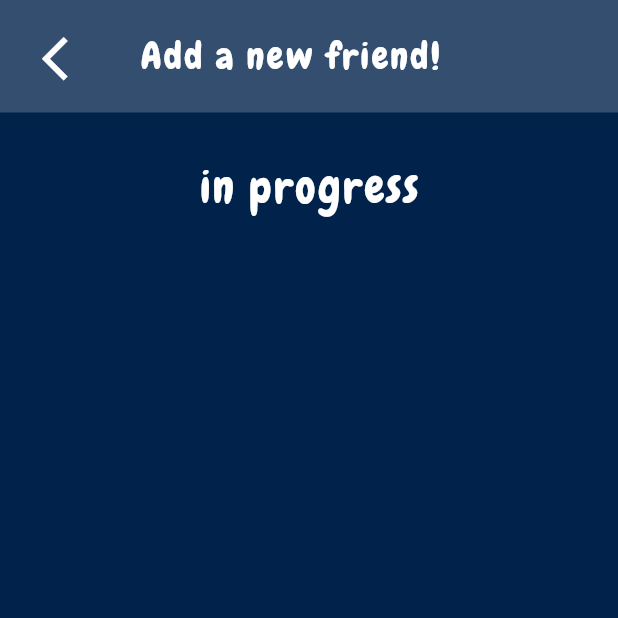
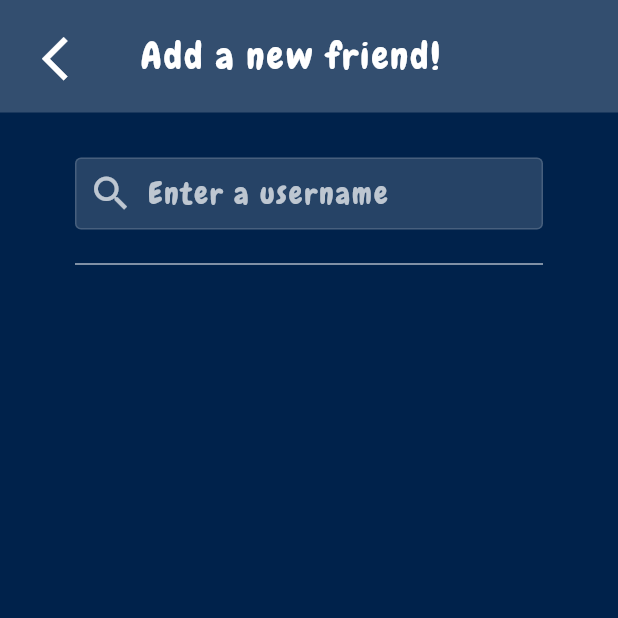
Before and after one commit to ruiqi7/study_wyth_me, a Flutter app: the EditFriends screen opened directly, on a phone screen of 412 x 824 dp, the top half of it. Run offline on Flutter 3.47's test engine with Material 2 defaults, Android fonts, the phone set to English and light mode, and no system bars; our stand-ins replace cloud_firestore, dropdown_button2, firebase_auth, firebase_core, firebase_storage, fl_chart and 3 more; accounts and stored records are empty.

Commit message:
Leaderboard Search and Add Friends Function
- Minor edits to search bar UIs (Forum, Edit Modules)
- Created query for searching for usernames in the user database
- Created addFriend / removeFriend function for user database
- Enabled search result display on edit friends page
- Created Search and Add / Remove friend functionality

```diff
--- a/study_wyth_me/lib/pages/leaderboard/edit_friends.dart
+++ b/study_wyth_me/lib/pages/leaderboard/edit_friends.dart
@@ -1,6 +1,11 @@
+import 'package:firebase_auth/firebase_auth.dart';
 import 'package:flutter/material.dart';
+import 'package:provider/provider.dart';
 
+import '../../models/app_user.dart';
+import '../../services/database.dart';
 import '../../shared/constants.dart';
+import 'friends_list.dart';
 
 class EditFriends extends StatefulWidget {
   const EditFriends({Key? key}) : super(key: key);
@@ -10,6 +15,10 @@ class EditFriends extends StatefulWidget {
 }
 
 class _EditFriendsState extends State<EditFriends> {
+
+  final String uid = FirebaseAuth.instance.currentUser!.uid;
+  String input = "";
+
   @override
   Widget build(BuildContext context) {
     return Scaffold(
@@ -40,15 +49,62 @@ class _EditFriendsState extends State<EditFriends> {
       ),
       body: Center(
         child: Container(
-          padding: const EdgeInsets.symmetric(horizontal: 40.0),
+          padding: const EdgeInsets.symmetric(horizontal: 50.0),
           child: Column(
+            mainAxisAlignment: MainAxisAlignment.start,
             children: <Widget> [
               gapBox,
               gapBox,
-              Text(
-                "in progress",
-                style: chewyTextStyle.copyWith(fontSize: 30),
+              TextFormField(
+                initialValue: input,
+                textAlignVertical: TextAlignVertical.center,
+                decoration: const InputDecoration(
+                  fillColor: whiteOpacity15,
+                  filled: true,
+                  hintStyle: TextStyle(color: whiteOpacity70),
+                  enabledBorder: OutlineInputBorder(
+                    borderSide: BorderSide(
+                      color: whiteOpacity15,
+                    ),
+                  ),
+                  focusedBorder: OutlineInputBorder(
+                    borderSide: BorderSide(
+                      color: Colors.white,
+                      width: 2.0,
+                    ),
+                  ),
+                  isDense: true,
+                  contentPadding: EdgeInsets.all(10.0),
+                  hintText: 'Enter a username',
+                  prefixIcon: Icon(
+                    Icons.search,
+                    color: whiteOpacity70,
+                    size: 30,
+                  ),
+                ),
+                style: chewyTextStyle.copyWith(fontSize: 20, color: Colors.white),
+                onFieldSubmitted: (value) {
+                  setState(() {
+                    input = value;
+                  });
+                },
               ),
+              gapBox,
+              horizontalDivider,
+              input != "" ? Expanded(
+                child: Column(
+                  mainAxisAlignment: MainAxisAlignment.start,
+                  children: <Widget> [
+                    StreamProvider<List<AppUser>>.value(
+                      value: DatabaseService(uid: uid).searchUserStream(input),
+                      initialData: const [],
+                      child: Flexible(
+                          child: FriendList(input: input)
+                      ),
+                    ),
+                  ],
+                ),
+              ) : const SizedBox(height: 1),
             ],
           )
         )
--- a/study_wyth_me/lib/pages/leaderboard/leaderboard_list.dart
+++ b/study_wyth_me/lib/pages/leaderboard/leaderboard_list.dart
@@ -16,8 +16,8 @@ class _LeaderboardListState extends State<LeaderboardList> {
   Widget build(BuildContext context) {
     final appUsers = Provider.of<List<AppUser>>(context);
     return ListView.builder(
-        shrinkWrap: true,
-        itemCount: appUsers.length,
+      shrinkWrap: true,
+      itemCount: appUsers.length,
       itemBuilder: (context, index) {
         return UserCard(appUser: appUsers[index], rank: index);
       }
--- a/study_wyth_me/lib/pages/timer/edit_modules.dart
+++ b/study_wyth_me/lib/pages/timer/edit_modules.dart
@@ -60,7 +60,7 @@ class _EditModulesState extends State<EditModules> {
               Form(
                 key: _formKey,
                 child: TextFormField(
-                  decoration: formFieldDeco.copyWith(hintText: 'Module'),
+                  decoration: formFieldDeco.copyWith(hintText: 'Module', hintStyle: const TextStyle(color: whiteOpacity70)),
                   style: chewyTextStyle.copyWith(fontSize: 18.0),
                   validator: (value) => value!.trim().isEmpty ? 'Enter a module' : null,
                   onChanged: (value) {
--- a/study_wyth_me/lib/services/database.dart
+++ b/study_wyth_me/lib/services/database.dart
@@ -62,6 +62,20 @@ class DatabaseService {
     });
   }
 
+  Future addFriend(String username) async {
+    List<dynamic> list = [username];
+    return await userDatabaseCollection.doc(uid).update({
+      'friendsUsername': FieldValue.arrayUnion(list),
+    });
+  }
+
+  Future removeFriend(String username) async {
+    List<dynamic> list = [username];
+    return await userDatabaseCollection.doc(uid).update({
+      'friendsUsername': FieldValue.arrayRemove(list),
+    });
+  }
+
   //get userDatabase stream
   Stream<QuerySnapshot> get userDatabaseStream {
     return userDatabaseCollection.snapshots();
@@ -83,7 +97,13 @@ class DatabaseService {
           .snapshots()
           .map(_userDataListFromSnapshot);
     }
+  }
 
+  Stream<List<AppUser>> searchUserStream(String input) {
+    return userDatabaseCollection
+        .where('username', isGreaterThanOrEqualTo: input, isLessThan: input.substring(0, input.length-1) + String.fromCharCode(input.codeUnitAt(input.length - 1) + 1))
+        .snapshots()
+        .map(_userDataListFromSnapshot);
   }
 
   List<AppUser> _userDataListFromSnapshot(QuerySnapshot snapshot) {
--- a/study_wyth_me/lib/shared/constants.dart
+++ b/study_wyth_me/lib/shared/constants.dart
@@ -7,6 +7,7 @@ const darkBlueBackground = Color.fromRGBO(0, 34, 75, 1.0);
 const whiteOpacity10 = Color.fromRGBO(255, 255, 255, 0.10);
 const whiteOpacity15 = Color.fromRGBO(255, 255, 255, 0.15);
 const whiteOpacity20 = Color.fromRGBO(255, 255, 255, 0.20);
+const whiteOpacity70 = Color.fromRGBO(255, 255, 255, 0.70);
 
 const SizedBox gapBox = SizedBox(height: 15);
 
```
Also changed, not shown: study_wyth_me/lib/pages/forum/search_post.dart (+9 -6 lines), study_wyth_me/lib/pages/leaderboard/friend_card.dart (added, +62 -0 lines), study_wyth_me/lib/pages/leaderboard/friends_list.dart (added, +49 -0 lines).
